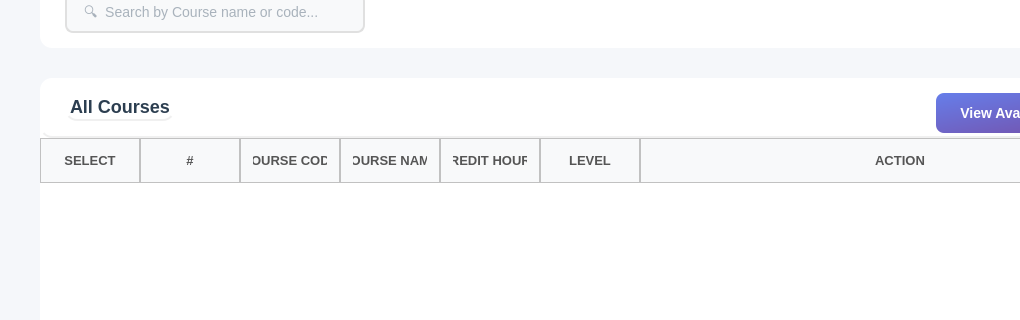
Yasser-Daffa/ECE-Course-Registeration, file app_ui/student_ui/submenus_ui/register_courses.ui: the form before one commit; both pictures show x 0 to 1020 and y 124 to 444 of the 1200 by 858 pixel window.
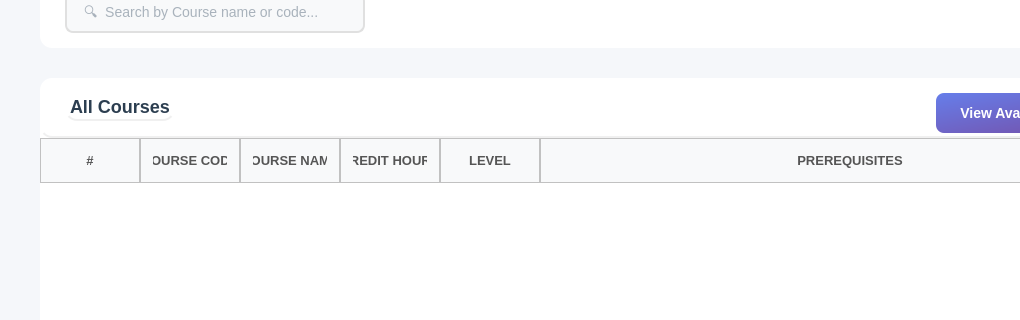
The form after the commit. Icons and pictures are not drawn.

```diff
--- a/app_ui/student_ui/submenus_ui/register_courses.ui
+++ b/app_ui/student_ui/submenus_ui/register_courses.ui
@@ -459,11 +459,6 @@
         <attribute name="verticalHeaderCascadingSectionResizes">
          <bool>true</bool>
         </attribute>
-        <column>
-         <property name="text">
-          <string>SELECT</string>
-         </property>
-        </column>
         <column>
          <property name="text">
           <string>#</string>
@@ -491,7 +486,7 @@
         </column>
         <column>
          <property name="text">
-          <string>ACTION</string>
+          <string>PREREQUISITES</string>
          </property>
         </column>
        </widget>
```
